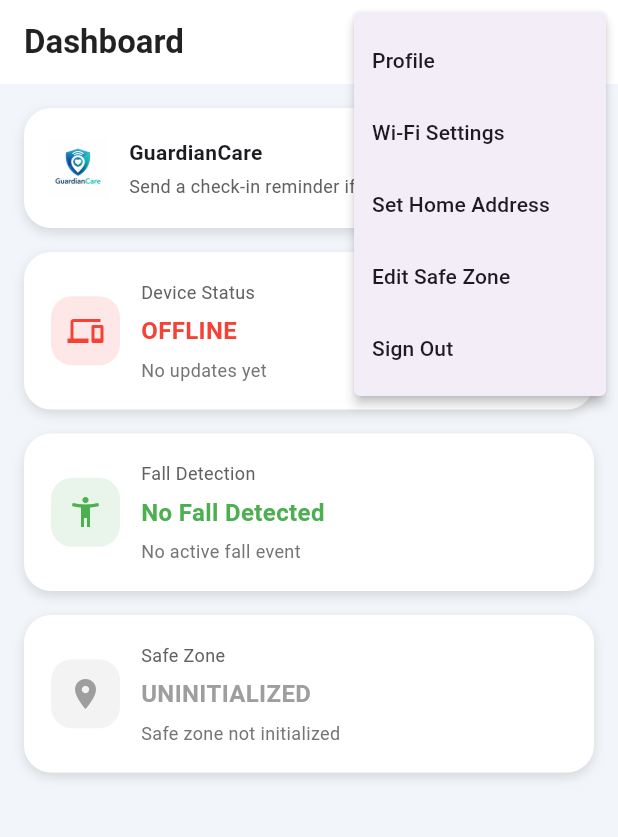
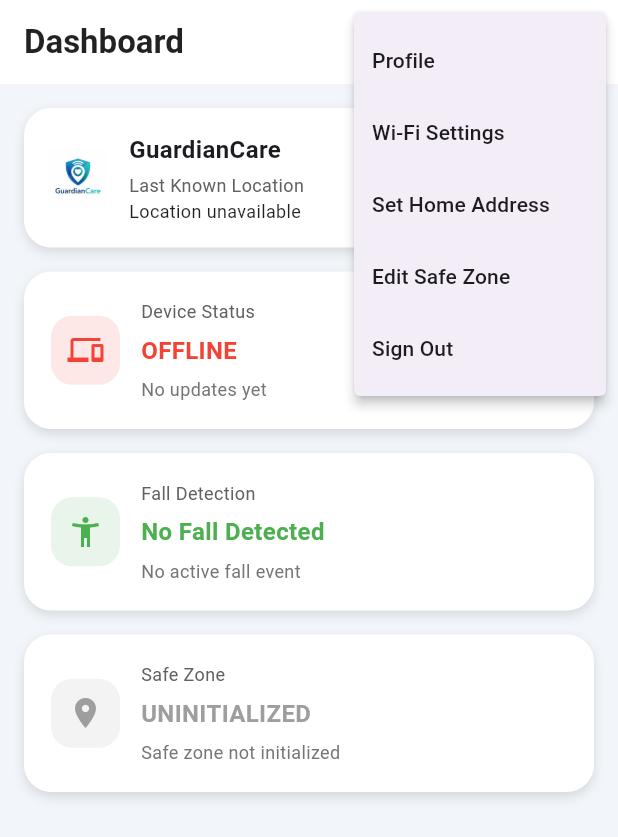
Before and after one commit to Olabiyi123/Elderly_vitals_monitor, a Flutter app: the screen it shows once a user with an empty profile is signed in, after a tap on the "more vert" icon, on a phone screen of 412 x 824 dp. Shown: the top 837 px of the screen. Run offline on Flutter 3.47's test engine with Material 3 defaults, Android fonts, the phone set to English and light mode, and no system bars; our stand-ins replace awesome_notifications, cloud_firestore, firebase_auth, firebase_core, firebase_database, geocoding and 1 more; accounts and stored records are empty.

Commit message:
updated dashboard screen

```diff
--- a/lib/screens/dashboard_screen.dart
+++ b/lib/screens/dashboard_screen.dart
@@ -4,8 +4,6 @@ import 'package:firebase_database/firebase_database.dart';
 import 'package:flutter/material.dart';
 import 'package:awesome_notifications/awesome_notifications.dart';
 import 'dart:async';
-
-import 'package:elderly_vitals_monitor/services/realtime_db_service.dart';
 
 class DashboardScreen extends StatefulWidget {
   @override
@@ -14,7 +12,6 @@ class DashboardScreen extends StatefulWidget {
 
 class _DashboardScreenState extends State<DashboardScreen> {
   final user = FirebaseAuth.instance.currentUser;
-  final _rtdb = RealtimeDbService();
 
   StreamSubscription<DatabaseEvent>? _gyroSub;
   StreamSubscription<DatabaseEvent>? _locationSub;
@@ -24,9 +21,11 @@ class _DashboardScreenState extends State<DashboardScreen> {
   String? _lastFallEventId;
 
   String _zoneStatus = "UNINITIALIZED";
-  bool _zoneNotified = false;
 
   DateTime? _lastDeviceUpdate;
+
+  double? _latitude;
+  double? _longitude;
 
   @override
   void initState() {
@@ -53,7 +52,7 @@ class _DashboardScreenState extends State<DashboardScreen> {
     final gyroRef = FirebaseDatabase.instance.ref().child('Gyro');
     final locationRef = FirebaseDatabase.instance.ref().child('Location');
 
-    // ------------------ FALL DETECTION ------------------
+    /// FALL DETECTION
     _gyroSub = gyroRef.onValue.listen((event) async {
       final data = event.snapshot.value as Map<dynamic, dynamic>?;
       if (data == null) return;
@@ -75,15 +74,15 @@ class _DashboardScreenState extends State<DashboardScreen> {
 
         final timestamp = DateTime.now().toLocal().toString().split('.')[0];
 
-        final title = "Fall Detected";
-        final details = "Fall detected at $timestamp";
-
-        await _sendAbnormalNotification(title, details);
+        await _sendAbnormalNotification(
+          "Fall Detected",
+          "Fall detected at $timestamp",
+        );
 
         await _logAlertToFirestore(
           type: "fall",
-          title: title,
-          message: details,
+          title: "Fall Detected",
+          message: "Fall detected at $timestamp",
         );
       }
 
@@ -92,37 +91,40 @@ class _DashboardScreenState extends State<DashboardScreen> {
       }
     });
 
-    // ------------------ GEOFENCE ------------------
+    /// LOCATION + GEOFENCE
     _locationSub = locationRef.onValue.listen((event) async {
       final data = event.snapshot.value as Map<dynamic, dynamic>?;
       if (data == null) return;
 
       final zone = data['Zone Indicator']?.toString().toUpperCase();
 
+      final safeZone = data['SafeZone'];
+      final lat = safeZone?['latitude'];
+      final lon = safeZone?['longitude'];
+
       setState(() {
         _lastDeviceUpdate = DateTime.now();
         _zoneStatus = zone ?? "UNINITIALIZED";
+
+        if (lat != null && lon != null) {
+          _latitude = double.tryParse(lat.toString());
+          _longitude = double.tryParse(lon.toString());
+        }
       });
 
-      if (_zoneStatus == 'OUT OF ZONE' && !_zoneNotified) {
-        _zoneNotified = true;
-
+      if (_zoneStatus == 'OUT OF ZONE') {
         final timestamp = DateTime.now().toLocal().toString().split('.')[0];
 
-        final title = "Geofence Breach";
-        final details = "User exited safe zone at $timestamp";
-
-        await _sendAbnormalNotification(title, details);
+        await _sendAbnormalNotification(
+          "Geofence Breach",
+          "User exited safe zone at $timestamp",
+        );
 
         await _logAlertToFirestore(
           type: "geofence",
-          title: title,
-          message: details,
+          title: "Geofence Breach",
+          message: "User exited safe zone at $timestamp",
         );
-      }
-
-      if (_zoneStatus == 'INSIDE ZONE') {
-        _zoneNotified = false;
       }
     });
   }
@@ -164,26 +166,6 @@ class _DashboardScreenState extends State<DashboardScreen> {
         });
   }
 
-  Future<void> _sendCheckIn() async {
-    final current = FirebaseAuth.instance.currentUser;
-    final requestedBy = current?.email ?? current?.uid ?? 'caregiver';
-
-    try {
-      await _rtdb.sendCheckInRequest(requestedBy: requestedBy);
-      if (!mounted) return;
-
-      ScaffoldMessenger.of(
-        context,
-      ).showSnackBar(SnackBar(content: Text('Check-in request sent')));
-    } catch (e) {
-      if (!mounted) return;
-
-      ScaffoldMessenger.of(
-        context,
-      ).showSnackBar(SnackBar(content: Text('Failed to send check-in: $e')));
-    }
-  }
-
   void _signOut(BuildContext context) async {
     await FirebaseAuth.instance.signOut();
     Navigator.pushReplacementNamed(context, '/login');
@@ -193,6 +175,13 @@ class _DashboardScreenState extends State<DashboardScreen> {
     if (_zoneStatus == "INSIDE ZONE") return Colors.green;
     if (_zoneStatus == "OUT OF ZONE") return Colors.red;
     return Colors.grey;
+  }
+
+  String _lastLocationText() {
+    if (_latitude == null || _longitude == null) {
+      return "Location unavailable";
+    }
+    return "${_latitude!.toStringAsFixed(5)}, ${_longitude!.toStringAsFixed(5)}";
   }
 
   @override
@@ -205,11 +194,11 @@ class _DashboardScreenState extends State<DashboardScreen> {
         foregroundColor: Colors.black87,
         title: Text("Dashboard", style: TextStyle(fontWeight: FontWeight.bold)),
         actions: [
-          IconButton(
+          /*IconButton(
             icon: Icon(Icons.warning_amber),
             tooltip: 'Alert History',
             onPressed: () => Navigator.pushNamed(context, '/alerts'),
-          ),
+          ),*/
           IconButton(
             icon: Icon(Icons.notifications),
             tooltip: 'Notifications',
@@ -243,8 +232,11 @@ class _DashboardScreenState extends State<DashboardScreen> {
         padding: EdgeInsets.all(16),
         child: Column(
           children: [
-            HeaderCard(onCheckIn: _sendCheckIn),
+            /// HEADER
+            HeaderCard(lastLocation: _lastLocationText()),
+
             SizedBox(height: 16),
+
             StatusCard(
               title: "Device Status",
               value: _isDeviceOnline ? "ONLINE" : "OFFLINE",
@@ -254,7 +246,9 @@ class _DashboardScreenState extends State<DashboardScreen> {
                   ? "No updates yet"
                   : "Last update: ${_lastDeviceUpdate!.toLocal().toString().split('.')[0]}",
             ),
+
             SizedBox(height: 16),
+
             StatusCard(
               title: "Fall Detection",
               value: _fallDetected ? "FALL DETECTED" : "No Fall Detected",
@@ -264,7 +258,9 @@ class _DashboardScreenState extends State<DashboardScreen> {
                   ? "Immediate attention needed"
                   : "No active fall event",
             ),
+
             SizedBox(height: 16),
+
             StatusCard(
               title: "Safe Zone",
               value: _zoneStatus,
@@ -284,9 +280,9 @@ class _DashboardScreenState extends State<DashboardScreen> {
 }
 
 class HeaderCard extends StatelessWidget {
-  final VoidCallback onCheckIn;
+  final String lastLocation;
 
-  const HeaderCard({required this.onCheckIn});
+  const HeaderCard({required this.lastLocation});
 
   @override
   Widget build(BuildContext context) {
@@ -309,26 +305,19 @@ class HeaderCard extends StatelessWidget {
               children: [
                 Text(
                   "GuardianCare",
-                  style: TextStyle(fontWeight: FontWeight.bold),
+                  style: TextStyle(fontWeight: FontWeight.bold, fontSize: 16),
                 ),
                 SizedBox(height: 4),
                 Text(
-                  "Send a check-in reminder if needed",
+                  "Last Known Location",
                   style: TextStyle(fontSize: 12, color: Colors.grey[700]),
+                ),
+                Text(
+                  lastLocation,
+                  style: TextStyle(fontSize: 12, color: Colors.black87),
                 ),
               ],
             ),
-          ),
-          ElevatedButton(
-            onPressed: onCheckIn,
-            style: ElevatedButton.styleFrom(
-              backgroundColor: Colors.blue[700],
-              padding: EdgeInsets.symmetric(horizontal: 14, vertical: 12),
-              shape: RoundedRectangleBorder(
-                borderRadius: BorderRadius.circular(12),
-              ),
-            ),
-            child: Text("Check In"),
           ),
         ],
       ),
--- a/lib/services/realtime_db_service.dart
+++ b/lib/services/realtime_db_service.dart
@@ -5,7 +5,6 @@ class RealtimeDbService {
 
   DatabaseReference get _wifiRef => _db.ref('WiFi');
   DatabaseReference get _safeZoneRef => _db.ref('Location/SafeZone');
-  DatabaseReference get _checkInRef => _db.ref('CheckIn');
 
   Future<Map<String, dynamic>?> getWifi() async {
     final snap = await _wifiRef.get();
@@ -51,18 +50,4 @@ class RealtimeDbService {
     }
     return null;
   }
-
-  Future<void> sendCheckInRequest({required String requestedBy}) async {
-    await _checkInRef.child('request').set({
-      'active': true,
-      'requestedBy': requestedBy,
-      'requestedAt': ServerValue.timestamp,
-    });
-  }
-
-  Future<void> clearCheckInRequest() async {
-    await _checkInRef.child('request').update({'active': false});
-  }
-
-  Stream<DatabaseEvent> checkInStream() => _checkInRef.onValue;
 }
```
